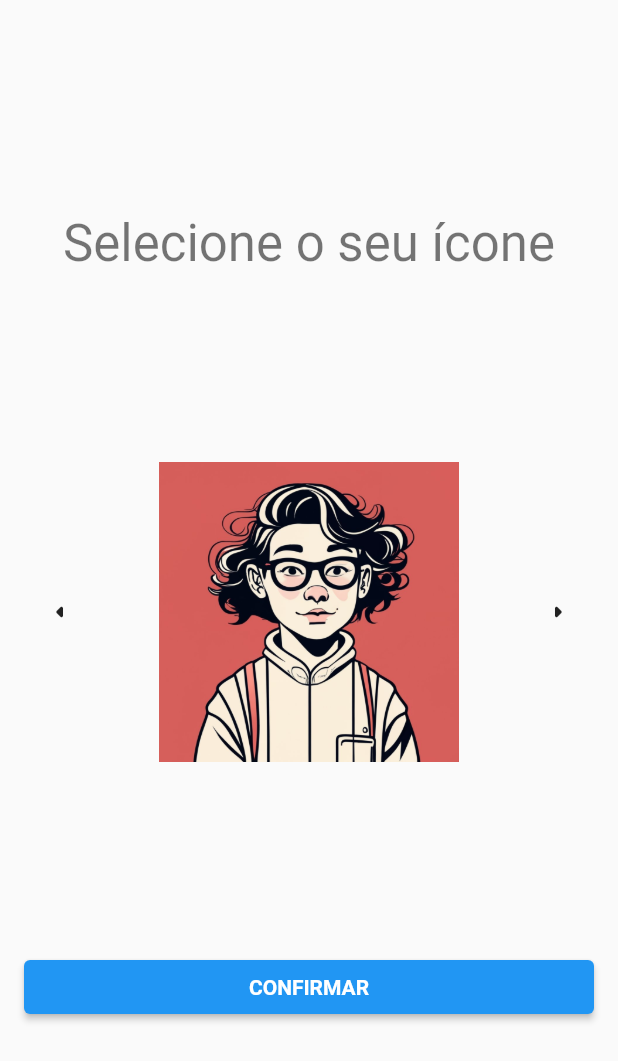
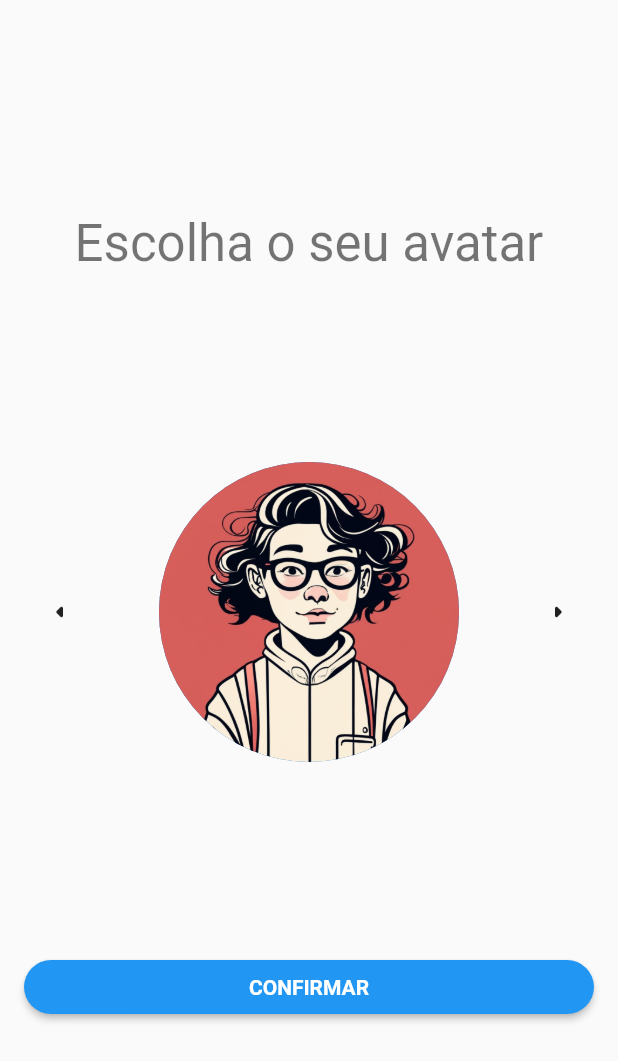
Before and after one commit to rof20004/healthy-app, a Flutter app: the AuthScreen screen opened by its route, on a phone screen of 412 x 824 dp. Shown: the top 1061 px of the screen. Run offline on Flutter 3.47's test engine with Material 2 defaults, Android fonts, the phone set to English and light mode, and no system bars; our stand-ins replace flutter_modular.

Commit message:
dia 2 fim

```diff
--- a/lib/app/app_widget.dart
+++ b/lib/app/app_widget.dart
@@ -10,6 +10,9 @@ class AppWidget extends StatelessWidget {
     return MaterialApp.router(
       routeInformationParser: Modular.routeInformationParser,
       routerDelegate: Modular.routerDelegate,
+      theme: ThemeData(
+        elevatedButtonTheme: ElevatedButtonThemeData(style: ButtonStyle(shape: MaterialStatePropertyAll(RoundedRectangleBorder(borderRadius: BorderRadius.all(Radius.circular(20))))))
+      ),
     );
   }
 }
--- a/lib/module/auth/views/auth_screen.dart
+++ b/lib/module/auth/views/auth_screen.dart
@@ -28,7 +28,7 @@ class AuthScreen extends StatelessWidget {
           mainAxisAlignment: MainAxisAlignment.spaceEvenly,
           children: [
             Text(
-              "Selecione o seu ícone",
+              "Escolha o seu avatar",
               style: Theme.of(context).textTheme.headlineMedium,
             ),
             Row(
@@ -38,11 +38,9 @@ class AuthScreen extends StatelessWidget {
                   onPressed: () {},
                   icon: const Icon(Icons.arrow_left_rounded),
                 ),
-                SizedBox(
-                  width: 200,
-                  height: 200,
-                  child: Image.asset(iconList[authController.actualIndex]),
-                ),
+                CircleAvatar(
+                    backgroundImage:
+                        AssetImage(iconList[authController.actualIndex]),minRadius: 100,),
                 IconButton(
                   onPressed: () {
                     if (authController.actualIndex == 5) {
```
